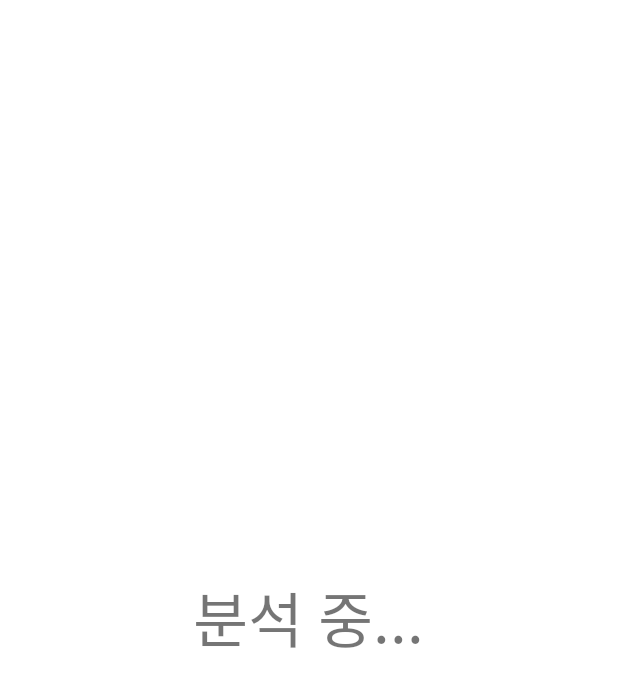
After one commit to KU-ESFP/Develop, an Android app: the layout activity_analysis.xml on its own in the app's theme, with its tools: preview values and no code run, on a phone screen of 412 x 824 dp. The commit adds this screen. Shown: the top 687 px of the screen. Run offline under Robolectric (Android 15) with nearby library versions, the phone set to English and light mode, and no system bars.

Commit message:
요청 시 보여지는 로딩 화면(analysis) 추가 및 요청 메소드 이동 - 경로를 인텐트 값으로 전달

```diff
--- /dev/null
+++ b/FeelRing/app/src/main/res/layout/activity_analysis.xml
@@ -0,0 +1,18 @@
+<?xml version="1.0" encoding="utf-8"?>
+<FrameLayout xmlns:android="http://schemas.android.com/apk/res/android"
+    xmlns:app="http://schemas.android.com/apk/res-auto"
+    android:layout_width="match_parent"
+    android:layout_height="match_parent"
+    >
+
+    <TextView
+        android:id="@+id/tv_analysis"
+        android:layout_width="wrap_content"
+        android:layout_height="wrap_content"
+        android:layout_gravity="center"
+        android:text="분석 중..."
+        android:textSize="40dp"
+        >
+    </TextView>
+
+</FrameLayout>
```
Also changed, not shown: FeelRing/app/src/main/java/com/FeelRing/activity/AnalysisActivity.java (added, +108 -0 lines), FeelRing/app/src/main/java/com/FeelRing/activity/MainActivity.java (+76 -131 lines).
